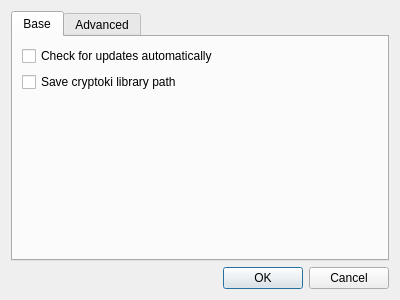
The window that CryptokiMan/settings_dlg.ui (jykim74/CryptokiMan) describes before a commit, drawn with Qt 5.
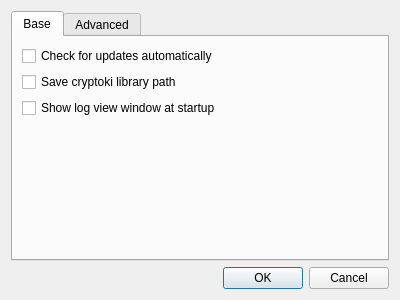
The same window after the commit.

Diff of the .ui file:
```diff
--- a/CryptokiMan/settings_dlg.ui
+++ b/CryptokiMan/settings_dlg.ui
@@ -38,6 +38,13 @@
          </property>
         </widget>
        </item>
+       <item>
+        <widget class="QCheckBox" name="mShowLogWindowCheck">
+         <property name="text">
+          <string>Show log view window at startup</string>
+         </property>
+        </widget>
+       </item>
        <item>
         <spacer name="verticalSpacer">
          <property name="orientation">
```
